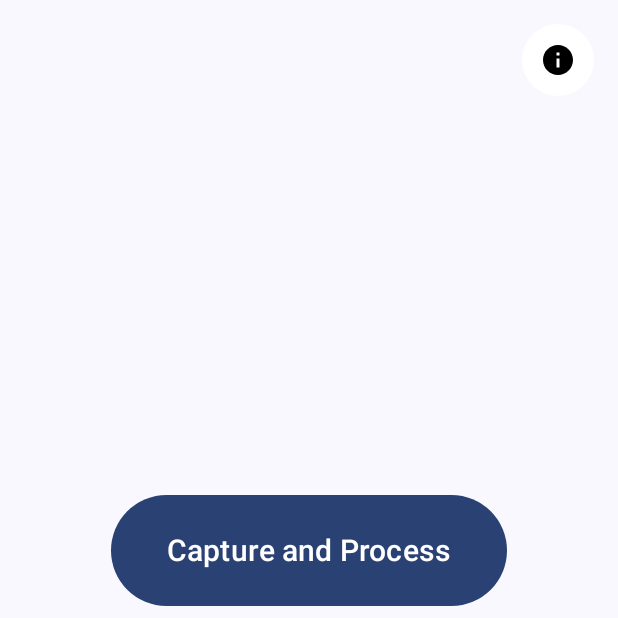
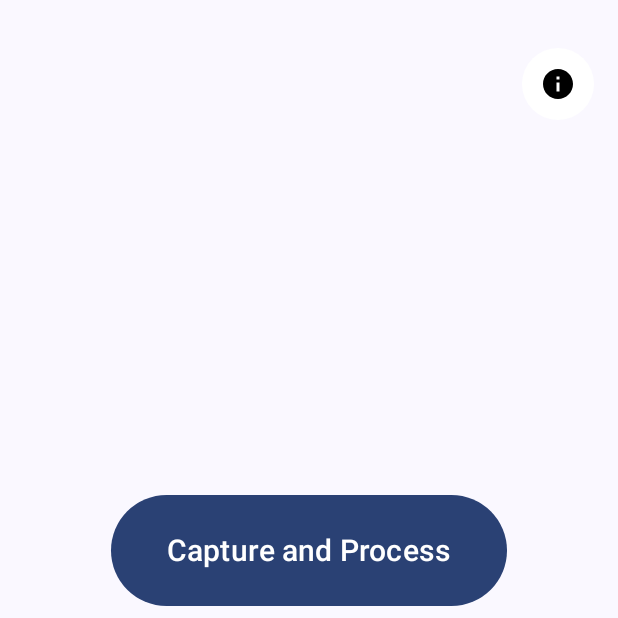
Before and after one commit to TianK003/CannyEdgeDetector-Android, an Android app built with Jetpack Compose: the screen it shows after launch (MainActivity), on a phone screen of 412 x 824 dp, the top half of it. Run offline under Robolectric (Android 15) with nearby library versions, the phone set to English and light mode, and no system bars; libraries missing offline, so code that uses them is left out: org.opencv.android; 1 statement that could not run was skipped.

Commit message:
Moved the buttons lower to not overlay with notif bar

```diff
--- a/app/src/main/java/mobile/cannyedge/ui/screens/HomeScreen.kt
+++ b/app/src/main/java/mobile/cannyedge/ui/screens/HomeScreen.kt
@@ -2,7 +2,6 @@ package mobile.cannyedge.ui.screens
 
 import android.content.Intent
 import android.content.pm.PackageManager
-import android.util.Log
 import androidx.compose.foundation.background
 import androidx.compose.foundation.clickable
 import androidx.compose.foundation.layout.Box
@@ -45,19 +44,19 @@ fun HomeScreen(
     val sheetState = rememberModalBottomSheetState()
     var showInfoSheet by remember { mutableStateOf(false) }
 
-    // Main content
     Box(
         modifier = Modifier
             .fillMaxSize()
             .background(MaterialTheme.colorScheme.background)
     ) {
+        // Info button
         CircleIconButton(
             onClick = { showInfoSheet = true },
             icon = Icons.Default.Info,
             contentDescription = "Information",
             modifier = Modifier
                 .align(Alignment.TopEnd)
-                .padding(16.dp)
+                .padding(top = 32.dp, end = 16.dp)
                 .zIndex(1f)
         )
 
--- a/app/src/main/java/mobile/cannyedge/ui/screens/LivePreviewScreen.kt
+++ b/app/src/main/java/mobile/cannyedge/ui/screens/LivePreviewScreen.kt
@@ -132,7 +132,7 @@ fun LivePreviewScreen(
             contentDescription = "Back",
             modifier = Modifier
                 .align(Alignment.TopStart)
-                .padding(16.dp)
+                .padding(top = 32.dp, start = 16.dp)
                 .zIndex(1f)
         )
 
@@ -143,11 +143,10 @@ fun LivePreviewScreen(
             contentDescription = "Settings",
             modifier = Modifier
                 .align(Alignment.TopEnd)
-                .padding(16.dp)
+                .padding(top = 32.dp, end = 16.dp)
                 .zIndex(1f)
         )
 
-        // 5) Bottom controls: switch above slider
         Column(
             modifier = Modifier
                 .align(Alignment.BottomCenter)
```
Also changed, not shown: app/src/main/java/mobile/cannyedge/ui/screens/CameraScreen.kt (+3 -5 lines).
